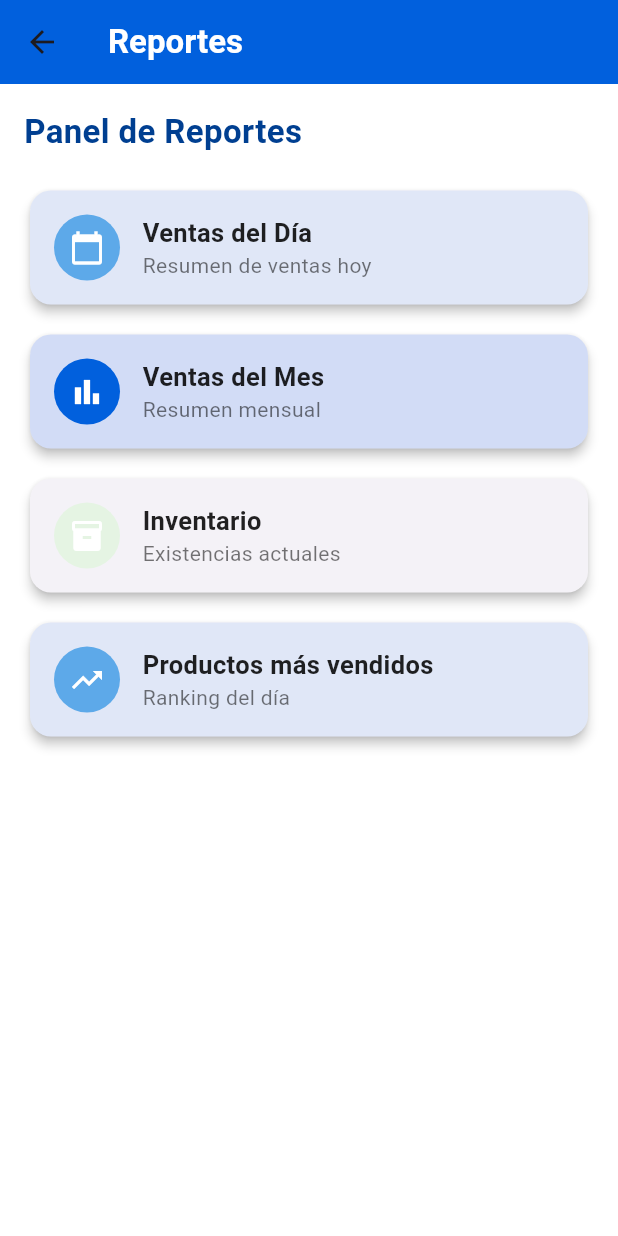
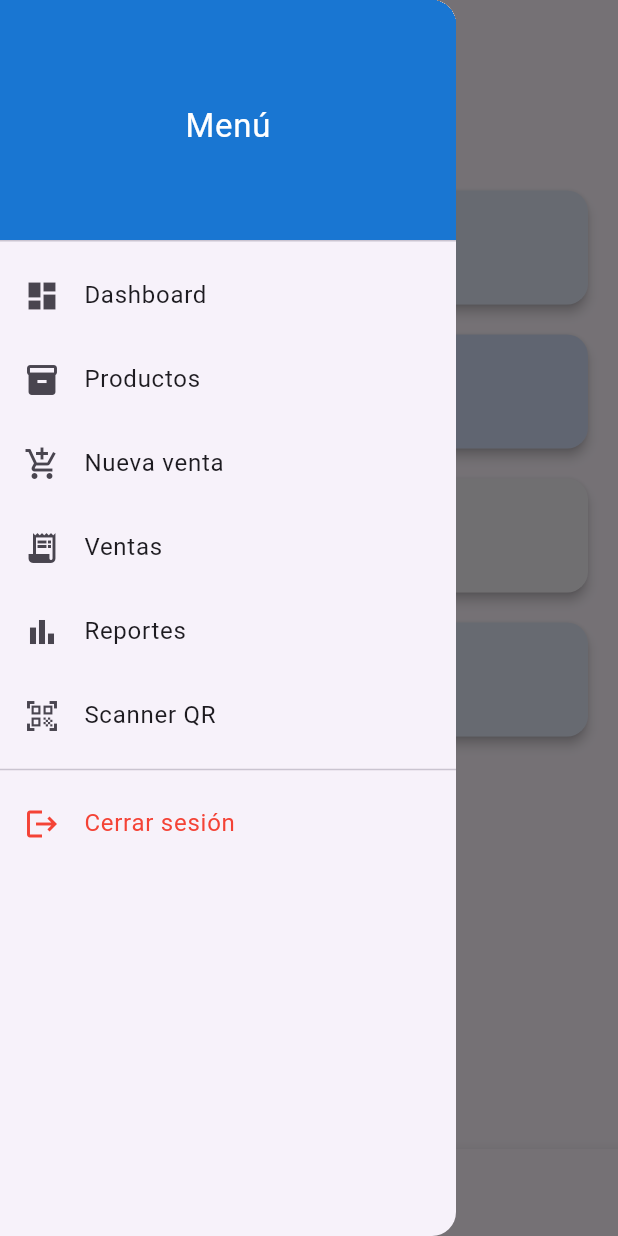
Before and after one commit to Jair-Kell-Of-Monkeys/pos_flutter_app, a Flutter app: the ReportsScreen screen opened by its route, with the side drawer open (before the commit the screen has no drawer), on a phone screen of 412 x 824 dp. Run offline on Flutter 3.47's test engine with Material 3 defaults, Android fonts, the phone set to English and light mode, and no system bars; our stand-ins replace shared_preferences; missing offline and left inert: mobile_scanner; accounts and stored records are empty; network calls fail.

Commit message:
Corrección de errores de navegación y creación de pantallas de ventas

```diff
--- a/lib/config/routes.dart
+++ b/lib/config/routes.dart
@@ -1,12 +1,13 @@
 import 'package:flutter/material.dart';
+
 import '../screens/auth/login_screen.dart';
 import '../screens/auth/registro_screen.dart';
 import '../screens/dashboard/dashboard_screen.dart';
 import '../screens/products/products_list_screen.dart';
+import '../screens/reports/reports_screen.dart';
+import '../screens/sales/create/create_sale_screen.dart';
 // import '../screens/products/product_detail_screen.dart';
 import '../screens/sales/sales_list_screen.dart';
-import '../screens/sales/create_sale_screen.dart';
-import '../screens/reports/reports_screen.dart';
 import '../screens/scanner/scanner_screen.dart';
 
 class AppRoutes {
@@ -16,7 +17,7 @@ class AppRoutes {
   static const String dashboard = '/dashboard';
   static const String products = '/products';
   static const String sales = '/sales';
-  static const String createSale = '/create-sale';
+  static const String createSale = '/sales/create';
   static const String reports = '/reports';
   static const String scanner = '/scanner';
 
@@ -30,7 +31,6 @@ class AppRoutes {
     createSale: (context) => const QuickSaleScreen(),
     reports: (context) => const ReportsScreen(),
     scanner: (context) => const ScannerScreen(),
-
   };
 
   // Ruta inicial
@@ -58,7 +58,16 @@ class AppRoutes {
               ),
               const SizedBox(height: 24),
               ElevatedButton.icon(
-                onPressed: () => Navigator.pop(context),
+                onPressed: () {
+                  if (Navigator.canPop(context)) {
+                    Navigator.pop(context);
+                  } else {
+                    Navigator.pushReplacementNamed(
+                      context,
+                      AppRoutes.dashboard,
+                    );
+                  }
+                },
                 icon: const Icon(Icons.arrow_back),
                 label: const Text('Volver'),
               ),
--- a/lib/screens/reports/reports_screen.dart
+++ b/lib/screens/reports/reports_screen.dart
@@ -1,4 +1,5 @@
 import 'package:flutter/material.dart';
+import 'package:pos_flutter_app/widgets/main_scaffold.dart';
 
 class ReportsScreen extends StatelessWidget {
   const ReportsScreen({Key? key}) : super(key: key);
@@ -9,21 +10,10 @@ class ReportsScreen extends StatelessWidget {
     const Color azulClaro = Color(0xFF5DA9E9);
     const Color azulFuerte = Color.fromARGB(255, 1, 96, 221);
     const Color verdeSuave = Color(0xFFE5F4E3);
-    const Color blanco = Color(0xFFFFFFFF);
 
-    return Scaffold(
-      backgroundColor: blanco,
-      appBar: AppBar(
-        backgroundColor: azulFuerte,
-        elevation: 0,
-        title: const Text(
-          "Reportes",
-          style: TextStyle(
-            fontWeight: FontWeight.bold,
-            color: Colors.white,
-          ),
-        ),
-      ),
+    return MainScaffold(
+      title: 'Reportes',
+      currentIndex: 0, // tab activo
 
       body: Padding(
         padding: const EdgeInsets.all(16.0),
@@ -127,12 +117,9 @@ class ReportsScreen extends StatelessWidget {
                       color: Colors.black87,
                     ),
                   ),
-                  Text(
-                    subtitle,
-                    style: const TextStyle(color: Colors.black54),
-                  ),
+                  Text(subtitle, style: const TextStyle(color: Colors.black54)),
                 ],
-              )
+              ),
             ],
           ),
         ),
--- a/lib/widgets/main_scaffold.dart
+++ b/lib/widgets/main_scaffold.dart
@@ -1,17 +1,20 @@
 import 'package:flutter/material.dart';
-import '../config/theme.dart';
+import 'package:pos_flutter_app/config/routes.dart';
+
 import 'drawe.dart';
 
 class MainScaffold extends StatelessWidget {
   final String title;
-  final int currentIndex;       // índice activo del bottom nav
+  final int currentIndex; // índice activo del bottom nav
   final Widget body;
+  final List<Widget>? actions;
 
   const MainScaffold({
     Key? key,
     required this.title,
     required this.currentIndex,
     required this.body,
+    this.actions,
   }) : super(key: key);
 
   void _onNavTap(BuildContext context, int index) {
@@ -19,16 +22,19 @@ class MainScaffold extends StatelessWidget {
 
     switch (index) {
       case 0:
-        Navigator.pushReplacementNamed(context, '/dashboard');
+        Navigator.pushReplacementNamed(context, AppRoutes.dashboard);
         break;
       case 1:
-        Navigator.pushReplacementNamed(context, '/products');
+        Navigator.pushReplacementNamed(context, AppRoutes.products);
         break;
       case 2:
-        Navigator.pushReplacementNamed(context, '/sales/create'); // venta rápida
+        Navigator.pushReplacementNamed(
+          context,
+          AppRoutes.createSale,
+        ); // venta rápida
         break;
       case 3:
-        Navigator.pushReplacementNamed(context, '/sales'); // historial
+        Navigator.pushReplacementNamed(context, AppRoutes.sales); // historial
         break;
     }
   }
@@ -39,6 +45,7 @@ class MainScaffold extends StatelessWidget {
       drawer: MainDrawer(),
       appBar: AppBar(
         title: Text(title),
+        actions: actions,
         leading: Builder(
           builder: (context) => IconButton(
             icon: const Icon(Icons.menu),
```
Also changed, not shown: lib/screens/dashboard/dashboard_screen.dart (+5 -7 lines), lib/screens/products/product_detail_screen.dart (+11 -24 lines), lib/screens/products/products_list_screen.dart (+18 -23 lines), lib/screens/sales/create/create_sale_screen.dart (renamed from lib/screens/sales/create_sale_screen.dart, +10 -14 lines), lib/screens/sales/sales_list_screen.dart (+26 -55 lines), lib/screens/scanner/scanner_screen.dart (+9 -11 lines), pubspec.lock.
